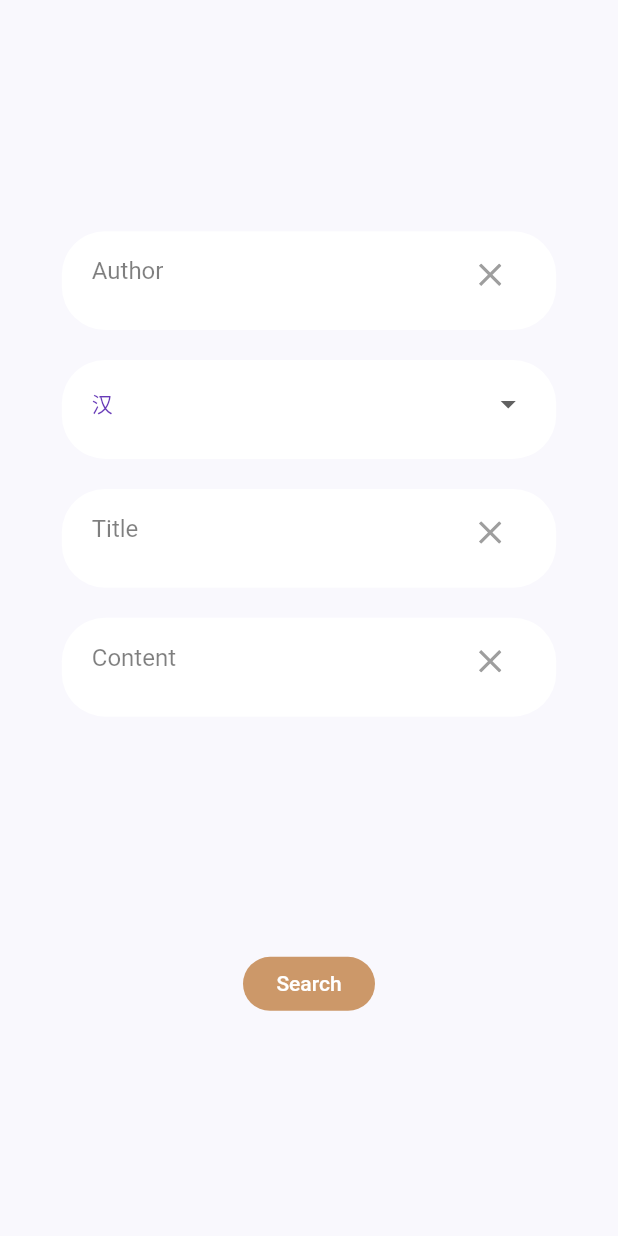
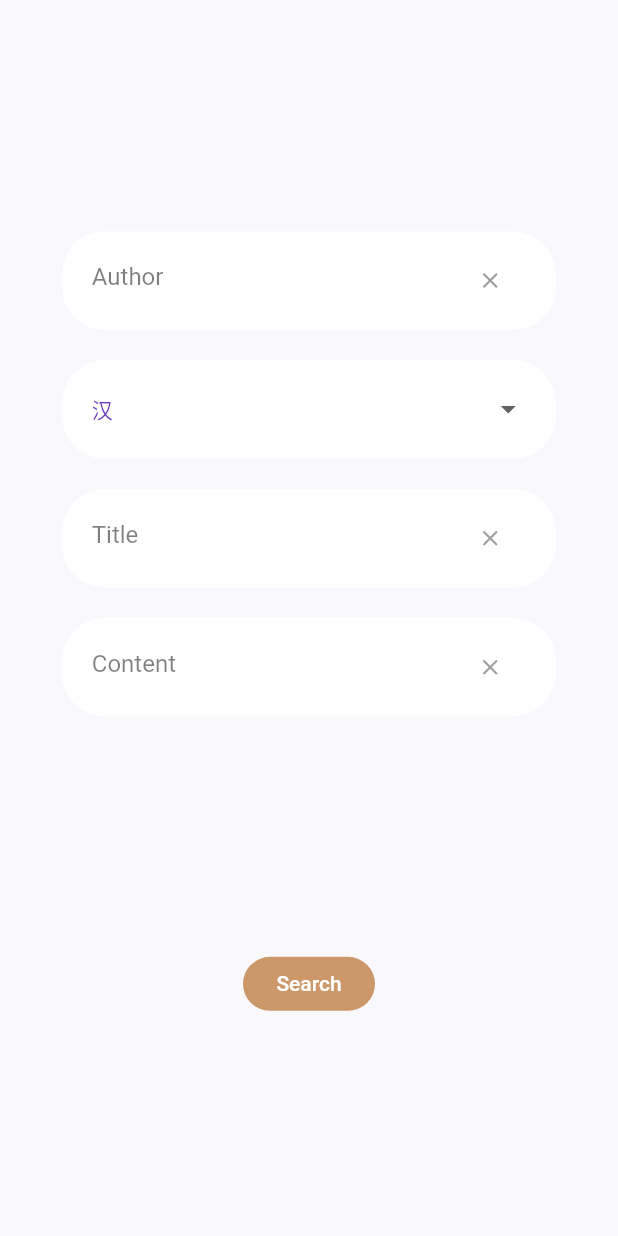
Before and after one commit to dmrasf/Verses, a Flutter app: the screen it shows after launch, after a tap on "Search", on a phone screen of 412 x 824 dp. Run offline on Flutter 3.47's test engine with Material 2 defaults, Android fonts, the phone set to English and light mode, and no system bars; our stand-ins replace flutter_svg; network calls fail.

Commit message:
使textfiled居中，按钮点击去掉阴影

```diff
--- a/lib/screens/home/components/title_and_search.dart
+++ b/lib/screens/home/components/title_and_search.dart
@@ -54,6 +54,8 @@ class TitleAndSearch extends StatelessWidget {
               borderRadius: BorderRadius.circular(20),
             ),
             child: FlatButton(
+              splashColor: Colors.transparent,
+              highlightColor: Colors.transparent,
               onPressed: () {
                 Navigator.push(context, MaterialPageRoute(builder: (context) => SearchScreen()));
               },
--- a/lib/screens/search/components/search_and_poetry.dart
+++ b/lib/screens/search/components/search_and_poetry.dart
@@ -32,6 +32,7 @@ class SearchPoetry extends StatelessWidget {
           child: TextField(
             controller: myControllerAuthor,
             focusNode: myFocusNodeAuthor,
+            style: TextStyle(textBaseline: TextBaseline.alphabetic),
             decoration: getInputDec(VersesLocalizations.of(context).author, myControllerAuthor),
           ),
         ),
@@ -40,6 +41,7 @@ class SearchPoetry extends StatelessWidget {
           child: TextField(
             controller: myControllerTitle,
             focusNode: myFocusNodeTitle,
+            style: TextStyle(textBaseline: TextBaseline.alphabetic),
             decoration: getInputDec(VersesLocalizations.of(context).title, myControllerTitle),
           ),
         ),
@@ -47,6 +49,7 @@ class SearchPoetry extends StatelessWidget {
           child: TextField(
             controller: myControllerContent,
             focusNode: myFocusNodeContent,
+            style: TextStyle(textBaseline: TextBaseline.alphabetic),
             decoration: getInputDec(VersesLocalizations.of(context).content, myControllerContent),
           ),
         ),
@@ -62,8 +65,10 @@ class SearchPoetry extends StatelessWidget {
       enabledBorder: InputBorder.none,
       focusedBorder: InputBorder.none,
       suffixIcon: IconButton(
+        splashColor: Colors.transparent,
+        highlightColor: Colors.transparent,
         onPressed: () => controller.clear(),
-        icon: SvgPicture.asset("assets/icons/clear.svg", height: 15, width: 15, color: Colors.grey),
+        icon: SvgPicture.asset("assets/icons/clear.svg", height: 10, width: 10, color: Colors.grey),
       ),
     );
   }
--- a/lib/screens/search/components/text_and_drop_container.dart
+++ b/lib/screens/search/components/text_and_drop_container.dart
@@ -14,14 +14,16 @@ class TextFieldContainer extends StatelessWidget {
     Size size = MediaQuery.of(context).size;
     return Container(
       margin: EdgeInsets.symmetric(vertical: 10),
-      padding: EdgeInsets.symmetric(horizontal: 20, vertical: 5),
+      padding: EdgeInsets.symmetric(horizontal: 20),
       height: size.height * 0.08,
       width: size.width * 0.8,
       decoration: BoxDecoration(
         color: Colors.white,
         borderRadius: BorderRadius.circular(29),
       ),
-      child: this.child,
+      child: Center(
+        child: this.child,
+      ),
     );
   }
 }
@@ -42,21 +44,12 @@ class _DropContainerState extends State<DropContainer> {
 
   @override
   Widget build(BuildContext context) {
-    Size size = MediaQuery.of(context).size;
     widget.setDynasty(dropdownValue);
-    return Container(
-      margin: EdgeInsets.symmetric(vertical: 10),
-      padding: EdgeInsets.symmetric(horizontal: 20, vertical: 5),
-      height: size.height * 0.08,
-      width: size.width * 0.8,
-      decoration: BoxDecoration(
-        color: Colors.white,
-        borderRadius: BorderRadius.circular(29),
-      ),
+    return TextFieldContainer(
       child: DropdownButton<String>(
         value: dropdownValue,
         isExpanded: true,
-        style: TextStyle(color: Colors.deepPurple),
+        style: TextStyle(color: Colors.deepPurple, textBaseline: TextBaseline.alphabetic),
         underline: Container(
           height: 0,
         ),
--- a/lib/screens/search/search_screen.dart
+++ b/lib/screens/search/search_screen.dart
@@ -44,7 +44,6 @@ class SearchScreen extends StatelessWidget {
                 myFocusNodeAuthor.unfocus();
                 myFocusNodeTitle.unfocus();
                 myFocusNodeContent.unfocus();
-                print(dynasty);
                 Navigator.push(
                     context,
                     MaterialPageRoute(
```
